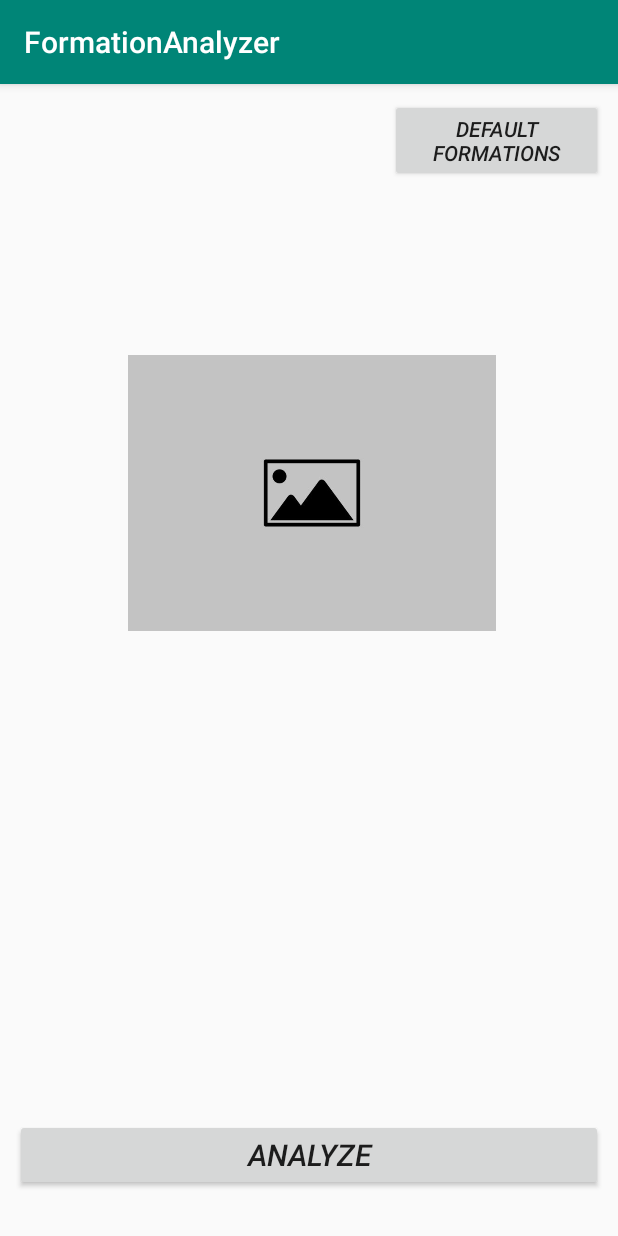
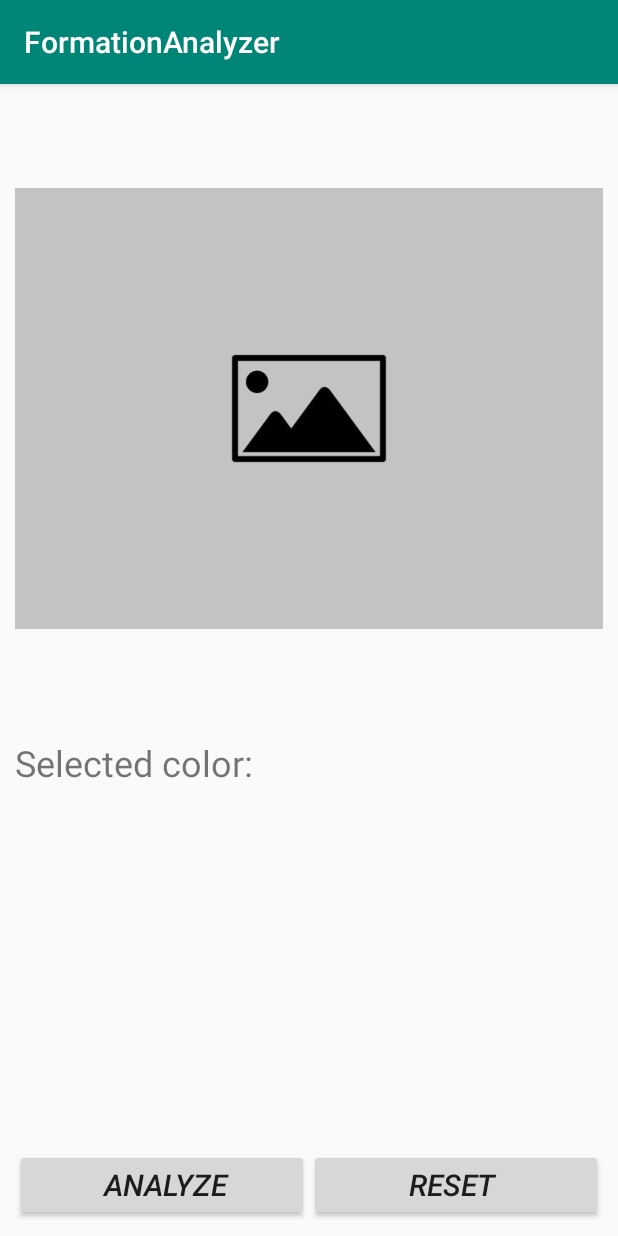
Before and after one commit to norbertcsiki98/Allamvizsga, an Android app: the AnalyzeFragment screen opened directly, with no data from a screen before it, on a phone screen of 412 x 824 dp. Run offline under Robolectric (Android 15) with nearby library versions, the phone set to English and light mode, and no system bars; pictures from the network do not load.

Commit message:
UI + ColorPicker

```diff
--- a/app/src/main/java/com/example/formationanalyzer/AnalyzeFragment.java
+++ b/app/src/main/java/com/example/formationanalyzer/AnalyzeFragment.java
@@ -1,9 +1,13 @@
 package com.example.formationanalyzer;
 
 import android.graphics.Bitmap;
+import android.graphics.Color;
+import android.graphics.drawable.Drawable;
 import android.os.Bundle;
+import android.util.DisplayMetrics;
 import android.util.Log;
 import android.view.LayoutInflater;
+import android.view.MotionEvent;
 import android.view.View;
 import android.view.ViewGroup;
 import android.widget.Button;
@@ -17,7 +21,6 @@ import androidx.fragment.app.FragmentTransaction;
 import com.bumptech.glide.Glide;
 import com.bumptech.glide.request.target.BitmapImageViewTarget;
 import com.bumptech.glide.request.transition.Transition;
-import com.example.formationanalyzer.ui.gallery.FormationsGalleryFragment;
 import com.example.formationanalyzer.ui.gallery.GalleryFragment;
 
 import org.opencv.android.Utils;
@@ -33,28 +36,51 @@ public class AnalyzeFragment extends Fragment {
     public static final String TAG = AnalyzeFragment.class.getCanonicalName();
 
     ImageView img1;
-    Button defaultFormationsButton;
-    Button analyzebutton;
+    Button analyzeButton, resetButton;
     Bitmap bitmap;
+    View colorView;
+    int redColor, greenColor, blueColor;
+    boolean isLoaded;
 
     public View onCreateView(LayoutInflater inflater, ViewGroup container,
                              Bundle savedInstanceState) {
         View v = inflater.inflate(R.layout.analyze_fragment_main, container, false);
-        img1 = v.findViewById(R.id.imageView1);
-        defaultFormationsButton = v.findViewById(R.id.defaultformationsbutton);
-        analyzebutton = v.findViewById(R.id.analyzebutton);
+        img1 = v.findViewById(R.id.image);
+        analyzeButton = v.findViewById(R.id.analyze_button);
+        resetButton = v.findViewById(R.id.reset_button);
+        colorView = v.findViewById(R.id.color);
 
+        DisplayMetrics displayMetrics = new DisplayMetrics();
+        int height;
+        if (getActivity() == null) {
+            height = 300;
+        } else {
+            getActivity().getWindowManager().getDefaultDisplay().getMetrics(displayMetrics);
+            height = displayMetrics.widthPixels;
+        }
+        img1.getLayoutParams().height = height;
+        img1.setDrawingCacheEnabled(true);
+        img1.buildDrawingCache(true);
 
+        isLoaded = false;
         if (this.getArguments() != null) {
             Glide.with(v)
                     .asBitmap()
                     .load(this.getArguments().getInt("myname"))
+                    .placeholder(getResources().getDrawable(R.drawable.defaultpic))
                     .into(new BitmapImageViewTarget(img1) {
                         @Override
                         public void onResourceReady(@NonNull Bitmap resource, @Nullable Transition<? super Bitmap> transition) {
                             super.onResourceReady(resource, transition);
 
-                            bitmap = resource.copy(Bitmap.Config.ARGB_8888, true);
+                            isLoaded = true;
+                        }
+
+                        @Override
+                        public void onLoadFailed(@Nullable Drawable errorDrawable) {
+                            super.onLoadFailed(errorDrawable);
+
+                            isLoaded = false;
                         }
                     });
         }
@@ -62,7 +88,14 @@ public class AnalyzeFragment extends Fragment {
         img1.setOnClickListener(new View.OnClickListener() {
             @Override
             public void onClick(View v) {
+                if (isLoaded) {
+                    return;
+                }
+
+                Bundle bundle = new Bundle();
+                bundle.putBoolean("open_analyze", true);
                 Fragment newFragment = new GalleryFragment();
+                newFragment.setArguments(bundle);
                 FragmentTransaction ft = getFragmentManager().beginTransaction();
                 ft.replace(R.id.fragment_container, newFragment);
                 //  ft.addToBackStack(null);
@@ -70,51 +103,80 @@ public class AnalyzeFragment extends Fragment {
             }
         });
 
-        defaultFormationsButton.setOnClickListener(new View.OnClickListener() {
+        img1.setOnTouchListener(new View.OnTouchListener() {
             @Override
-            public void onClick(View v) {
-                Fragment newFragment = new FormationsGalleryFragment();
-                FragmentTransaction ft = getFragmentManager().beginTransaction();
-                ft.replace(R.id.fragment_container, newFragment);
-                ft.addToBackStack(null);
-                ft.commit();
+            public boolean onTouch(View v, MotionEvent event) {
+                if (!isLoaded) {
+                    Log.d(TAG, "bitmap is null");
+                    return false;
+                }
+
+                Log.d(TAG, "Action: " + event.getAction());
+                if (event.getAction() == MotionEvent.ACTION_DOWN || event.getAction() == MotionEvent.ACTION_UP
+                        || event.getAction() == MotionEvent.ACTION_MOVE) {
+                    bitmap = img1.getDrawingCache();
+                    int pixel = bitmap.getPixel((int) event.getX(), (int) event.getY());
+
+                    redColor = Color.red(pixel);
+                    greenColor = Color.green(pixel);
+                    blueColor = Color.blue(pixel);
+
+                    colorView.setBackgroundColor(Color.rgb(redColor, greenColor, blueColor));
+                }
+
+                return false;
             }
         });
 
-        analyzebutton.setOnClickListener(new View.OnClickListener() {
+        resetButton.setOnClickListener(new View.OnClickListener() {
+            @Override
+            public void onClick(View v) {
+                bitmap = null;
+                Glide.with(img1.getContext()).clear(img1);
+                colorView.setBackgroundColor(Color.TRANSPARENT);
+                isLoaded = false;
+            }
+        });
+
+        analyzeButton.setOnClickListener(new View.OnClickListener() {
             @Override
             public void onClick(View v) {
                 detectColors();
             }
         });
 
-
-
         return v;
     }
 
     private void detectColors() {
-        if (bitmap == null) {
+        if (!isLoaded) {
             Log.d(TAG, "The bitmap is null.");
+            return;
         }
 
+        bitmap = img1.getDrawingCache();
         Log.d(TAG, "detect colors");
         Mat mat = new Mat(bitmap.getWidth(), bitmap.getHeight(), CvType.CV_8UC1);
 
         Mat hsvImage = new Mat();
         Utils.bitmapToMat(bitmap, mat);
-        Imgproc.cvtColor(mat, hsvImage, Imgproc.COLOR_RGB2HSV_FULL);
+        Imgproc.cvtColor(mat, hsvImage, Imgproc.COLOR_RGB2HSV);
+
+        float[] hsvColor = new float[3];
+        Color.RGBToHSV(redColor, greenColor, blueColor, hsvColor);
+        Log.d(TAG, "HSV: " + hsvColor[0] + " - " + hsvColor[1] + " - " + hsvColor[2]);
 
         Mat lowerRedHueRange = new Mat();
-        Core.inRange(hsvImage, new Scalar(0, 100, 100), new Scalar(10, 255, 255), lowerRedHueRange);
+        int lowerHue = (int) (hsvColor[0] / 2 - 10);
+        int upperHue = (int) (hsvColor[0] / 2 + 10);
+        Core.inRange(hsvImage, new Scalar(lowerHue < 0 ? 0 : lowerHue, hsvColor[1] * 100, hsvColor[2] * 100),
+                new Scalar(upperHue < 180 ? upperHue : 180, hsvColor[1] * 255, hsvColor[2] * 255), lowerRedHueRange);
 
-        Mat kernel = new Mat(new Size(1, 1), CvType.CV_8UC1, new Scalar(255));
+        Mat kernel = new Mat(new Size(1, 1), CvType.CV_8UC1, new Scalar(hsvColor[0]));
         Imgproc.morphologyEx(lowerRedHueRange, lowerRedHueRange, Imgproc.MORPH_OPEN, kernel);
         Imgproc.morphologyEx(lowerRedHueRange, lowerRedHueRange, Imgproc.MORPH_DILATE, kernel);
         Utils.matToBitmap(lowerRedHueRange, bitmap);
         Bitmap mutableBitmap = bitmap.copy(Bitmap.Config.ARGB_8888, true);
         img1.setImageBitmap(mutableBitmap);
-
-        //Imgproc.findContours();
     }
 }
--- a/app/src/main/java/com/example/formationanalyzer/MainActivity.java
+++ b/app/src/main/java/com/example/formationanalyzer/MainActivity.java
@@ -35,7 +35,7 @@ public class MainActivity extends AppCompatActivity {
         // Passing each menu ID as a set of Ids because each
         // menu should be considered as top level destinations.
         mAppBarConfiguration = new AppBarConfiguration.Builder(
-                R.id.nav_home, R.id.nav_gallery)
+                R.id.nav_home, R.id.nav_gallery, R.id.nav_gallery2)
                 .setDrawerLayout(drawer)
                 .build();
         NavController navController = Navigation.findNavController(this, R.id.nav_host_fragment);
--- a/app/src/main/res/layout/activity_analyze.xml
+++ b/app/src/main/res/layout/activity_analyze.xml
@@ -1,8 +1,7 @@
 <?xml version="1.0" encoding="utf-8"?>
 <androidx.constraintlayout.widget.ConstraintLayout xmlns:android="http://schemas.android.com/apk/res/android"
-    xmlns:app="http://schemas.android.com/apk/res-auto"
     xmlns:tools="http://schemas.android.com/tools"
+    android:id="@+id/fragment_container"
     android:layout_width="match_parent"
     android:layout_height="match_parent"
-    tools:context=".AnalyzeActivity"
-    android:id="@+id/fragment_container"/>
+    tools:context=".AnalyzeActivity" />
--- a/app/src/main/res/layout/analyze_fragment_main.xml
+++ b/app/src/main/res/layout/analyze_fragment_main.xml
@@ -1,45 +1,68 @@
 <?xml version="1.0" encoding="utf-8"?>
 <RelativeLayout xmlns:android="http://schemas.android.com/apk/res/android"
     xmlns:tools="http://schemas.android.com/tools"
-    android:id="@+id/analyzefragment"
     android:layout_width="match_parent"
     android:layout_height="match_parent"
     android:layout_marginLeft="10dp"
     android:layout_marginTop="10dp"
     android:layout_marginRight="10dp"
+    android:layout_marginBottom="10dp"
     tools:context=".AnalyzeActivity">
 
-
-    <Button
-        android:id="@+id/defaultformationsbutton"
-        android:layout_width="wrap_content"
+    <ImageView
+        android:id="@+id/image"
+        android:layout_width="match_parent"
         android:layout_height="wrap_content"
-        android:layout_marginLeft="250dp"
-        android:text="Default Formations"
-        android:textStyle="italic"
-
-
-        />
-
-    <ImageView
-        android:id="@+id/imageView1"
-        android:layout_width="245dp"
-        android:layout_height="245dp"
-        android:layout_marginLeft="75dp"
-        android:layout_marginTop="140dp"
+        android:scaleType="centerInside"
         android:src="@drawable/defaultpic" />
 
+    <TextView
+        android:id="@+id/color_text"
+        android:layout_width="wrap_content"
+        android:layout_height="50dp"
+        android:paddingTop="14dp"
+        android:layout_below="@+id/image"
+        android:text="Selected color: "
+        android:textSize="24sp" />
 
-    <Button
-        android:id="@+id/analyzebutton"
+    <View
+        android:id="@+id/color"
+        android:layout_width="80dp"
+        android:layout_height="50dp"
+        android:layout_below="@+id/image"
+        android:layout_marginStart="10dp"
+        android:layout_marginTop="10dp"
+        android:layout_toEndOf="@+id/color_text" />
+
+    <LinearLayout
+        android:id="@+id/button_container"
         android:layout_width="match_parent"
         android:layout_height="wrap_content"
         android:layout_alignParentBottom="true"
-        android:layout_centerHorizontal="true"
-        android:layout_marginBottom="30dp"
-        android:text="Analyze"
-        android:textSize="20sp"
-        android:textStyle="italic" />
+        android:orientation="horizontal">
 
+        <Button
+            android:id="@+id/analyze_button"
+            android:layout_width="0dp"
+            android:layout_height="wrap_content"
+            android:layout_weight="1"
+            android:paddingStart="10dp"
+            android:paddingEnd="5dp"
+            android:text="Analyze"
+            android:textSize="20sp"
+            android:textStyle="italic" />
+
+        <Button
+            android:id="@+id/reset_button"
+            android:layout_width="0dp"
+            android:layout_height="wrap_content"
+            android:layout_weight="1"
+            android:paddingStart="5dp"
+            android:paddingEnd="10dp"
+            android:text="Reset"
+            android:textSize="20sp"
+            android:textStyle="italic" />
+
+    </LinearLayout>
 
 </RelativeLayout>
--- a/app/src/main/res/menu/activity_main_drawer.xml
+++ b/app/src/main/res/menu/activity_main_drawer.xml
@@ -12,6 +12,11 @@
             android:id="@+id/nav_gallery"
             android:icon="@drawable/ic_menu_gallery"
             android:title="@string/menu_gallery" />
+        <item
+            android:id="@+id/nav_gallery2"
+            android:icon="@drawable/ic_menu_gallery"
+            android:title="@string/menu_gallery2" />
+
     </group>
 
 </menu>
--- a/app/src/main/res/navigation/mobile_navigation.xml
+++ b/app/src/main/res/navigation/mobile_navigation.xml
@@ -17,4 +17,10 @@
         android:label="@string/menu_gallery"
         tools:layout="@layout/fragment_gallery" />
 
+    <fragment
+        android:id="@+id/nav_gallery2"
+        android:name="com.example.formationanalyzer.ui.gallery.FormationsGalleryFragment"
+        android:label="@string/menu_gallery2"
+        tools:layout="@layout/fragment_gallery" />
+
 </navigation>
--- a/app/src/main/res/values/strings.xml
+++ b/app/src/main/res/values/strings.xml
@@ -9,6 +9,7 @@
 
     <string name="menu_home">Home</string>
     <string name="menu_gallery">Gallery</string>
+    <string name="menu_gallery2">Default formations</string>
     <string name="menu_slideshow">Slideshow</string>
     <string name="menu_tools">Tools</string>
     <string name="menu_share">Share</string>
```
Also changed, not shown: app/src/main/java/com/example/formationanalyzer/ui/gallery/FormationsGalleryFragment.java (+1 -16 lines), app/src/main/java/com/example/formationanalyzer/ui/gallery/GalleryAdapter.java (+7 -6 lines), app/src/main/java/com/example/formationanalyzer/ui/gallery/GalleryFragment.java (+21 -15 lines), app/src/main/res/layout/fragment_gallery.xml (+4 -7 lines), app/src/main/res/layout/fragment_home.xml (+12 -12 lines), app/src/main/res/layout/nav_header_main.xml (+4 -13 lines), app/src/main/res/layout/zoom.xml (added, +18 -0 lines), app/src/main/res/drawable/app_logo.png (added), app/src/main/res/drawable/logo_image.jpg (added), app/src/main/res/drawable/real_image2.png (added), 3 other files.
